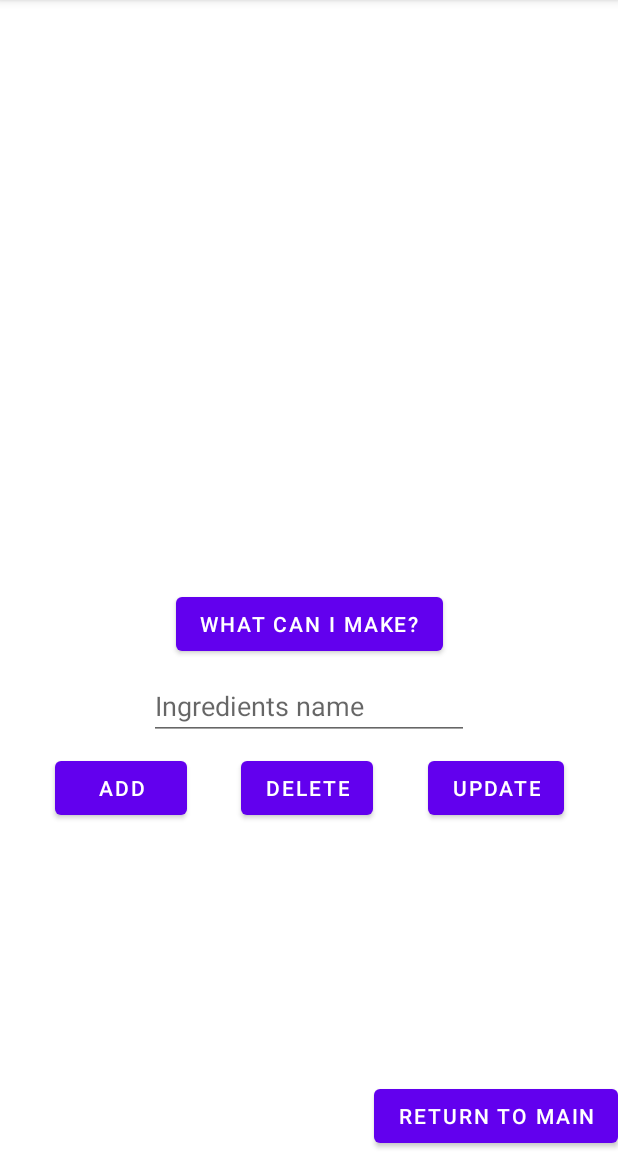
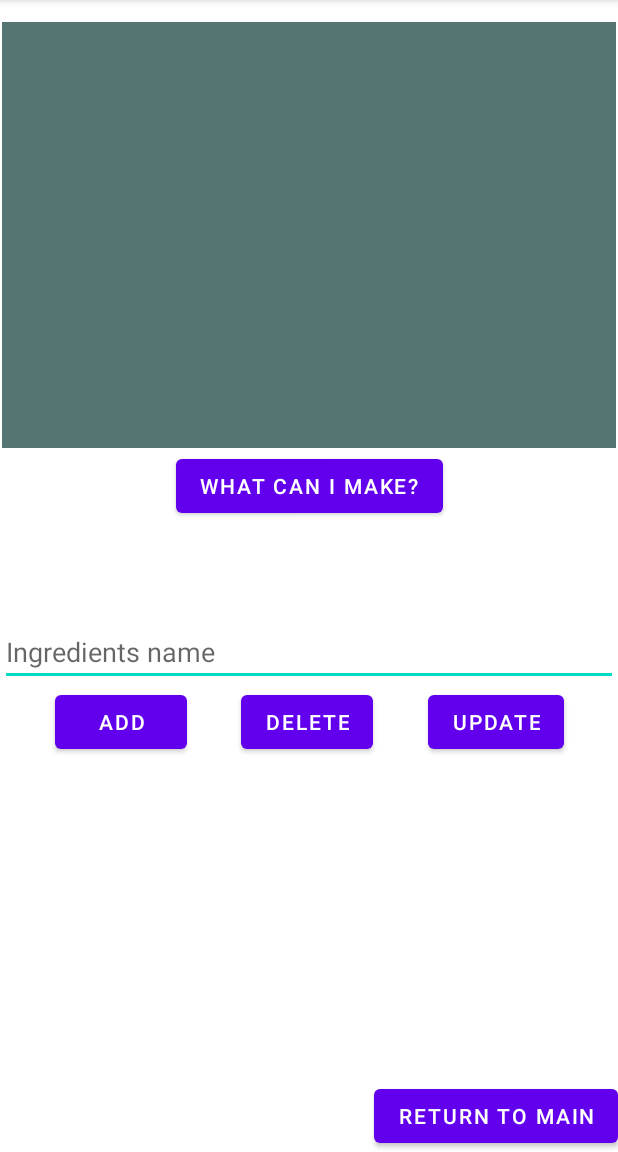
Before and after one commit to Fjedern/Drink_app, an Android app: the InventoryActivity screen opened directly, with no data from a screen before it, on a phone screen of 412 x 824 dp, the part 84-1236 px from its top. Run offline under Robolectric (Android 15) with nearby library versions, the phone set to English and light mode, and no system bars.

Commit message:
database and listadapter

```diff
--- a/Drink_appAndroid/app/src/main/java/com/example/drink_app/DatabaseHandler.java
+++ b/Drink_appAndroid/app/src/main/java/com/example/drink_app/DatabaseHandler.java
@@ -1,10 +1,15 @@
 package com.example.drink_app;
 
+import android.content.ContentValues;
 import android.content.Context;
+import android.database.Cursor;
 import android.database.sqlite.SQLiteDatabase;
 import android.database.sqlite.SQLiteOpenHelper;
 
 import androidx.annotation.Nullable;
+
+import java.util.ArrayList;
+import java.util.List;
 
 public class DatabaseHandler extends SQLiteOpenHelper {
 
@@ -13,7 +18,7 @@ public class DatabaseHandler extends SQLiteOpenHelper {
     public static final String COLUMN_INGREDIENT_NAME = "INGREDIENT_NAME";
 
     public DatabaseHandler(@Nullable Context context){
-        super(context, "projectAppDevelopment", null, 1);
+        super(context, "ingredientsDatabase.db", null, 1);
     }
 
     //skapar database om den inte redan existerar
@@ -21,9 +26,10 @@ public class DatabaseHandler extends SQLiteOpenHelper {
     public void onCreate(SQLiteDatabase sqLiteDatabase) {
         String createTableStatement =
                 "CREATE TABLE " + INGREDIENT_TABLE + " (ID INTEGER PRIMARY KEY AUTOINCREMENT, " +
-                        COLUMN_INGREDIENT_NAME + " TEXT)";
+                        COLUMN_INGREDIENT_NAME + " TEXT )";
 
         sqLiteDatabase.execSQL(createTableStatement);
+        System.out.println("i have created database");
 
     }
 
@@ -33,6 +39,53 @@ public class DatabaseHandler extends SQLiteOpenHelper {
 
     }
 
+    //get all items from ingredient database and display in Recycler View
+    //move to a repository??
+    public List<Ingredient> viewAll (){
+        //addToDataBase();
+        List<Ingredient> returnList = new ArrayList<>();
+        String queryString = "SELECT * FROM " + INGREDIENT_TABLE;
+        SQLiteDatabase database = this.getReadableDatabase();
+        Cursor cursor = database.rawQuery(queryString, null);
+
+
+
+        if (cursor.moveToFirst()){
+            do{
+                int ingredient_ID = cursor.getInt(0);
+                String ingredient_name = cursor.getString(1);
+
+                Ingredient ingredient = new Ingredient(ingredient_ID, ingredient_name);
+                returnList.add(ingredient);
+            }while(cursor.moveToNext());
+        }else{
+            //Do nothing?
+        }
+        cursor.close();
+        database.close();
+        System.out.println(returnList.size());
+
+        return returnList;
+    }
+
+    public boolean addToDataBase(){
+
+        SQLiteDatabase db = this.getWritableDatabase();
+        ContentValues cv = new ContentValues();
+        cv.put(COLUMN_INGREDIENT_NAME, "Sugar");
+        //cv.put(COLUMN_INGREDIENT_NAME, "Vodka");
+        //cv.put(COLUMN_INGREDIENT_NAME, "Lime");
+        //cv.put(COLUMN_INGREDIENT_NAME, "Tequila");
+
+        System.out.println(cv.size());
+
+        long insert = db.insert(INGREDIENT_TABLE, null, cv);
+        if(insert == -1){
+            return false;
+        }
+        return true;
+    }
+
     //TODO add to database
     //TODO delete from database
     //TODO update database
--- a/Drink_appAndroid/app/src/main/java/com/example/drink_app/Ingredient.kt
+++ b/Drink_appAndroid/app/src/main/java/com/example/drink_app/Ingredient.kt
@@ -1,4 +1,6 @@
 package com.example.drink_app
 
-class Ingredient {
-}
+class Ingredient (
+    val id: Int,
+    val name: String
+        )
--- a/Drink_appAndroid/app/src/main/java/com/example/drink_app/InventoryActivity.kt
+++ b/Drink_appAndroid/app/src/main/java/com/example/drink_app/InventoryActivity.kt
@@ -1,13 +1,18 @@
 package com.example.drink_app
 
+import android.content.ContentValues
 import android.content.Context
 import android.content.Intent
+import android.database.sqlite.SQLiteDatabase
 import androidx.appcompat.app.AppCompatActivity
 import android.os.Bundle
+import android.util.Log
 import android.view.inputmethod.InputMethodManager
 import android.widget.Button
 import android.widget.EditText
 import android.widget.Toast
+import androidx.recyclerview.widget.LinearLayoutManager
+import androidx.recyclerview.widget.RecyclerView
 
 class InventoryActivity : AppCompatActivity() {
     override fun onCreate(savedInstanceState: Bundle?) {
@@ -19,8 +24,17 @@ class InventoryActivity : AppCompatActivity() {
         val btnDelete: Button = findViewById(R.id.btn_delete)
         val btnUpdate: Button = findViewById(R.id.btn_update)
         val btnReturnToMain: Button = findViewById(R.id.btn_return_to_main)
+        val etInput: EditText = findViewById(R.id.et_input)
 
+        //Get and create the Database
+        val databaseHandler : DatabaseHandler = DatabaseHandler(this)
+        val rv_ingredient_list : RecyclerView = findViewById(R.id.rv_ingredient_list)
+        val listAdaptor = ListAdaptor(databaseHandler.viewAll())
+        rv_ingredient_list.layoutManager = LinearLayoutManager(this)
 
+        rv_ingredient_list.adapter = listAdaptor
+
+        //BUTTON ONCLICK LISTENERS
         btnReturnToMain.setOnClickListener {
             val intent = Intent(this, MainActivity::class.java)
             startActivity(intent)
@@ -48,8 +62,9 @@ class InventoryActivity : AppCompatActivity() {
 
     }
 
+    //INVENTORY FUNCTIONS
     private fun readIngredientName(): String {
-        val etIngredientsName: EditText = findViewById(R.id.et_ingredients_name)
+        val etIngredientsName: EditText = findViewById(R.id.et_input)
         return etIngredientsName.text.toString()
     }
 
@@ -70,5 +85,7 @@ class InventoryActivity : AppCompatActivity() {
             val imm = getSystemService(Context.INPUT_METHOD_SERVICE) as InputMethodManager
             imm.hideSoftInputFromWindow(view.windowToken, 0)
         }
+
     }
+
 }
--- a/Drink_appAndroid/app/src/main/java/com/example/drink_app/MainActivity.kt
+++ b/Drink_appAndroid/app/src/main/java/com/example/drink_app/MainActivity.kt
@@ -3,6 +3,7 @@ package com.example.drink_app
 import android.content.Intent
 import androidx.appcompat.app.AppCompatActivity
 import android.os.Bundle
+import android.util.Log
 import android.widget.Button
 import android.widget.Toast
 
--- a/Drink_appAndroid/app/src/main/res/layout/activity_inventory.xml
+++ b/Drink_appAndroid/app/src/main/res/layout/activity_inventory.xml
@@ -19,15 +19,7 @@
         android:layout_width="wrap_content"
         android:layout_height="wrap_content"
         android:orientation="horizontal"
-        app:layout_constraintGuide_percent="0.5" />
-
-    <androidx.recyclerview.widget.RecyclerView
-        android:id="@+id/rv_inventory"
-        android:layout_width="409dp"
-        android:layout_height="354dp"
-        app:layout_constraintEnd_toEndOf="parent"
-        app:layout_constraintStart_toStartOf="parent"
-        app:layout_constraintTop_toTopOf="parent" />
+        app:layout_constraintGuide_percent="0.38" />
 
     <Button
         android:id="@+id/btn_what_can_i_make"
@@ -47,18 +39,7 @@
         app:layout_constraintEnd_toStartOf="@+id/btn_delete"
         app:layout_constraintHorizontal_bias="0.5"
         app:layout_constraintStart_toStartOf="parent"
-        app:layout_constraintTop_toTopOf="@+id/btn_delete" />
-
-    <Button
-        android:id="@+id/btn_delete"
-        android:layout_width="wrap_content"
-        android:layout_height="wrap_content"
-        android:layout_marginTop="8dp"
-        android:text="@string/delete"
-        app:layout_constraintEnd_toStartOf="@+id/btn_update"
-        app:layout_constraintHorizontal_bias="0.5"
-        app:layout_constraintStart_toEndOf="@+id/btn_add"
-        app:layout_constraintTop_toBottomOf="@+id/et_ingredients_name" />
+        app:layout_constraintTop_toBottomOf="@+id/et_input" />
 
     <Button
         android:id="@+id/btn_update"
@@ -68,17 +49,40 @@
         app:layout_constraintEnd_toEndOf="parent"
         app:layout_constraintHorizontal_bias="0.5"
         app:layout_constraintStart_toEndOf="@+id/btn_delete"
-        app:layout_constraintTop_toTopOf="@+id/btn_delete" />
+        app:layout_constraintTop_toBottomOf="@+id/et_input" />
+
+    <Button
+        android:id="@+id/btn_delete"
+        android:layout_width="wrap_content"
+        android:layout_height="wrap_content"
+        android:text="@string/delete"
+        app:layout_constraintEnd_toStartOf="@+id/btn_update"
+        app:layout_constraintHorizontal_bias="0.5"
+        app:layout_constraintStart_toEndOf="@+id/btn_add"
+        app:layout_constraintTop_toBottomOf="@+id/et_input" />
 
     <EditText
-        android:id="@+id/et_ingredients_name"
-        android:layout_width="wrap_content"
+        android:id="@+id/et_input"
+        android:layout_width="0dp"
         android:layout_height="wrap_content"
-        android:layout_marginTop="8dp"
+        android:layout_marginTop="64dp"
         android:ems="10"
         android:hint="@string/ingredients_name"
         android:inputType="textPersonName"
         app:layout_constraintEnd_toEndOf="parent"
+        app:layout_constraintHorizontal_bias="0.497"
         app:layout_constraintStart_toStartOf="parent"
         app:layout_constraintTop_toBottomOf="@+id/btn_what_can_i_make" />
+
+    <androidx.recyclerview.widget.RecyclerView
+        android:id="@+id/rv_ingredient_list"
+        android:layout_width="409dp"
+        android:layout_height="284dp"
+        android:layout_marginBottom="1dp"
+        android:background="@color/backgound_rv_ingredient"
+        app:layout_constraintBottom_toTopOf="@+id/btn_what_can_i_make"
+        app:layout_constraintEnd_toEndOf="parent"
+        app:layout_constraintHorizontal_bias="0.5"
+        app:layout_constraintStart_toStartOf="parent" />
+
 </androidx.constraintlayout.widget.ConstraintLayout>
--- a/Drink_appAndroid/app/src/main/res/values/colors.xml
+++ b/Drink_appAndroid/app/src/main/res/values/colors.xml
@@ -7,4 +7,5 @@
     <color name="teal_700">#FF018786</color>
     <color name="black">#FF000000</color>
     <color name="white">#FFFFFFFF</color>
+    <color name="backgound_rv_ingredient">#557572</color>
 </resources>
```
Also changed, not shown: Drink_appAndroid/app/src/main/java/com/example/drink_app/ListAdaptor.kt (+33 -1 lines), Drink_appAndroid/app/src/main/res/layout/inventory_recycler_list.xml (+31 -1 lines).
